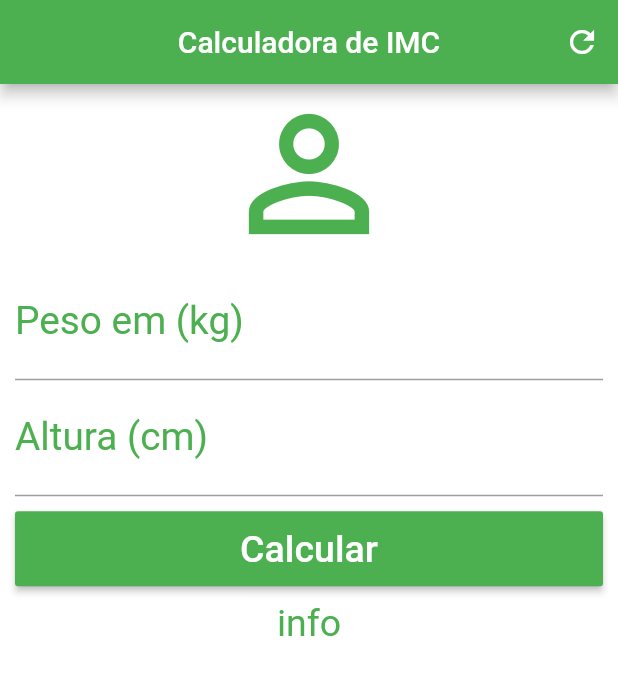
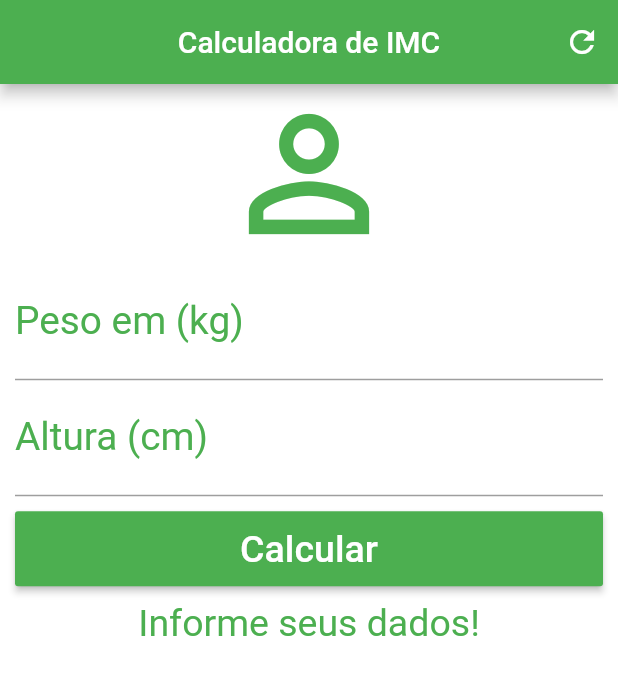
Before and after one commit to munhozfontana/calculadora-imc, a Flutter app: the screen it shows after launch, after a tap on "Calcular", on a phone screen of 412 x 824 dp. Shown: the top 675 px of the screen. Run offline on Flutter 3.47's test engine with Material 2 defaults, Android fonts, the phone set to English and light mode, and no system bars.

Commit message:
implementação da lógica imc

```diff
--- a/lib/main.dart
+++ b/lib/main.dart
@@ -14,6 +14,40 @@ class Home extends StatefulWidget {
 }
 
 class _HomeState extends State<Home> {
+  TextEditingController weighController = TextEditingController();
+  TextEditingController heightController = TextEditingController();
+  String _infoText = "Informe seus dados!";
+
+  void _resetFields() {
+    weighController.text = "";
+    heightController.text = "";
+    setState(() {
+      _infoText = "Informe seus dados!";
+    });
+  }
+
+  void _calcular() {
+    setState(() {
+      double weight = double.parse(weighController.text);
+      double height = double.parse(heightController.text) / 100;
+      double imc = weight / (height * height);
+      print(imc);
+      if (imc < 18.6) {
+        _infoText = "Abaixo do Peso (${imc.toStringAsPrecision(3)})";
+      } else if (imc >= 18.6 && imc < 24.9) {
+        _infoText = "Peso Ideal (${imc.toStringAsPrecision(3)})";
+      } else if (imc >= 24.9 && imc < 29.9) {
+        _infoText = "Levemente acima do peso (${imc.toStringAsPrecision(3)})";
+      } else if (imc >= 29.9 && imc < 34.9) {
+        _infoText = "Obesidade Grau I (${imc.toStringAsPrecision(3)})";
+      } else if (imc >= 34.9 && imc < 39.9) {
+        _infoText = "Obesidade Grau II (${imc.toStringAsPrecision(3)})";
+      } else if (imc >= 40) {
+        _infoText = "Obesidade Grau III (${imc.toStringAsPrecision(3)})";
+      }
+    });
+  }
+
   @override
   Widget build(BuildContext context) {
     return Scaffold(
@@ -24,7 +58,9 @@ class _HomeState extends State<Home> {
           actions: <Widget>[
             IconButton(
               icon: Icon(Icons.refresh),
-              onPressed: () {},
+              onPressed: () {
+                _resetFields();
+              },
             )
           ],
         ),
@@ -50,6 +86,7 @@ class _HomeState extends State<Home> {
                   color: Colors.green,
                   fontSize: 25.9,
                 ),
+                controller: weighController,
               ),
               TextField(
                 keyboardType: TextInputType.number,
@@ -62,13 +99,16 @@ class _HomeState extends State<Home> {
                   color: Colors.green,
                   fontSize: 25.9,
                 ),
+                controller: heightController,
               ),
               Padding(
                 padding: EdgeInsets.only(top: 10, bottom: 10),
                 child: Container(
                   height: 50.0,
                   child: RaisedButton(
-                    onPressed: () {},
+                    onPressed: () {
+                      _calcular();
+                    },
                     child: Text(
                       "Calcular",
                       style: TextStyle(
@@ -81,7 +121,7 @@ class _HomeState extends State<Home> {
                 ),
               ),
               Text(
-                "info",
+                _infoText,
                 textAlign: TextAlign.center,
                 style: TextStyle(
                   color: Colors.green,
```
